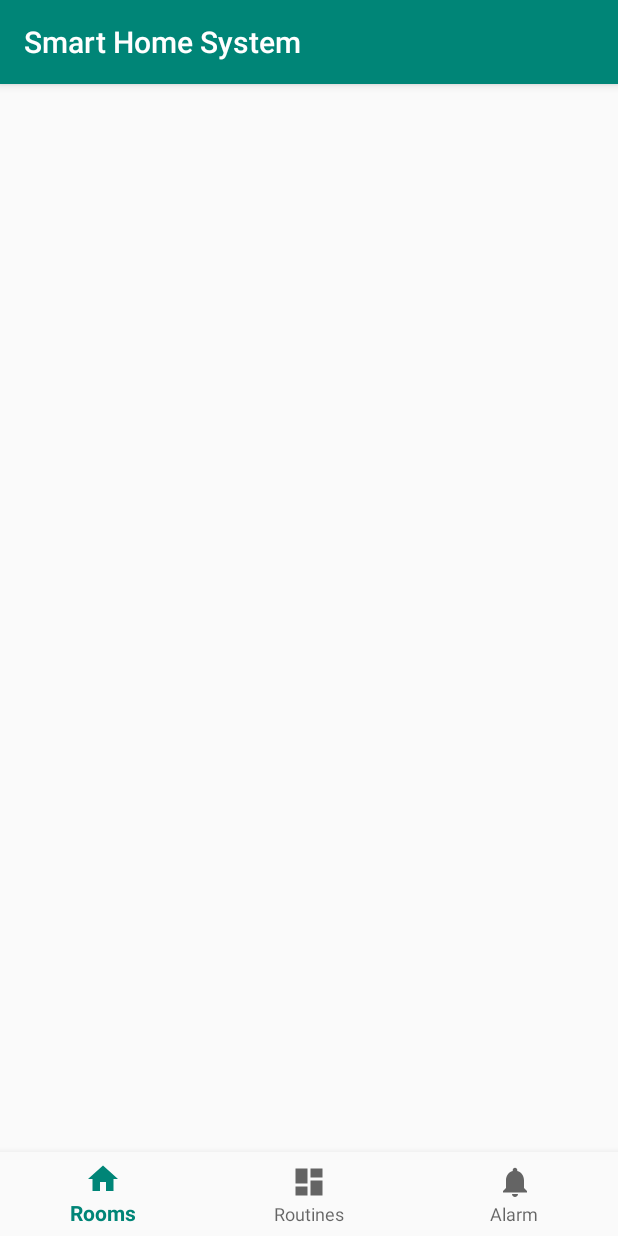
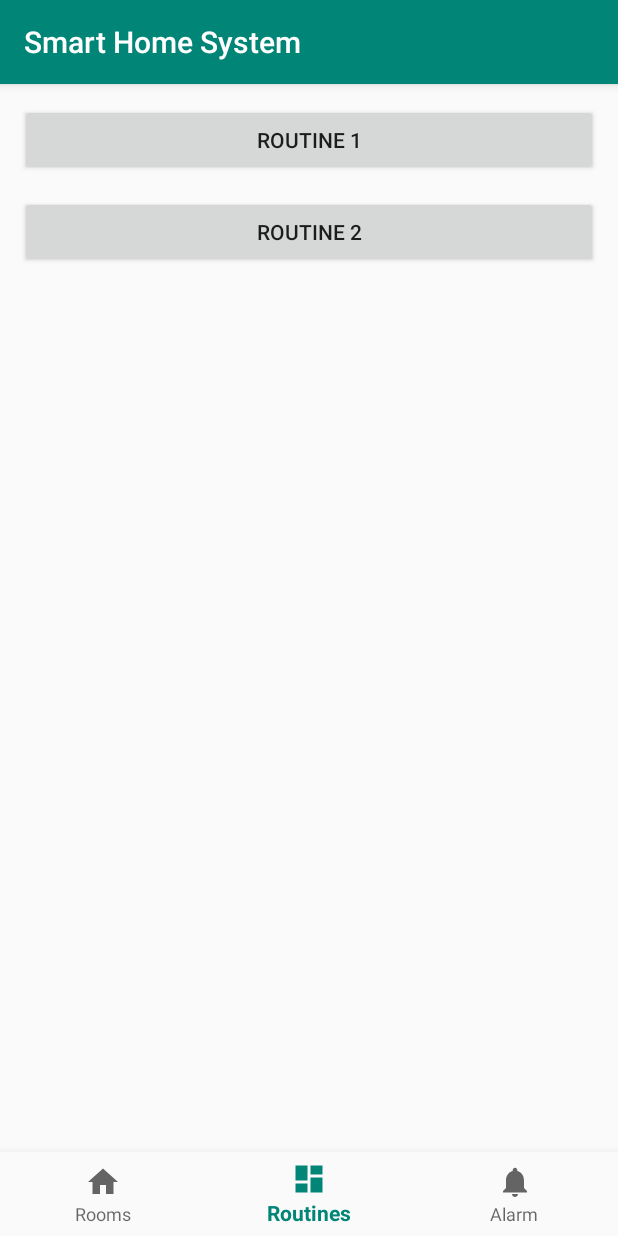
Before and after one commit to EugeDamm/HCI-App, an Android app: the screen it shows after launch (MainActivity), item 2 of the bottom bar chosen, on a phone screen of 412 x 824 dp. Run offline under Robolectric (Android 15) with nearby library versions, the phone set to English and light mode, and no system bars.

Commit message:
Routine Fragment started

```diff
--- a/app/src/main/java/ar/edu/itba/hci/smarthomesystem/MainActivity.java
+++ b/app/src/main/java/ar/edu/itba/hci/smarthomesystem/MainActivity.java
@@ -1,17 +1,11 @@
 package ar.edu.itba.hci.smarthomesystem;
 
-import android.nfc.Tag;
 import android.os.Bundle;
 import android.support.design.widget.BottomNavigationView;
 import android.support.v4.app.Fragment;
-import android.support.v4.app.FragmentTransaction;
 import android.support.v7.app.AppCompatActivity;
 import android.support.annotation.NonNull;
-import android.util.Log;
 import android.view.MenuItem;
-import android.widget.TextView;
-
-import java.awt.font.TextAttribute;
 
 public class MainActivity extends AppCompatActivity implements BottomNavigationView.OnNavigationItemSelectedListener {
 
@@ -23,6 +17,7 @@ public class MainActivity extends AppCompatActivity implements BottomNavigationV
             case R.id.rooms:
                 break;
             case R.id.routines:
+                fragment = new Routines();
                 break;
             case R.id.alarm:
                 fragment = new Alarm();
--- /dev/null
+++ b/app/src/main/java/ar/edu/itba/hci/smarthomesystem/Routine.java
@@ -0,0 +1,16 @@
+package ar.edu.itba.hci.smarthomesystem;
+
+import java.lang.reflect.Array;
+
+public class Routine {
+
+    String id;
+    String name;
+    String[] actions;
+
+    public Routine(String id, String name, String[] actions) {
+        this.id = id;
+        this.name = name;
+        this.actions = actions;
+    }
+}
--- /dev/null
+++ b/app/src/main/java/ar/edu/itba/hci/smarthomesystem/Routines.java
@@ -0,0 +1,85 @@
+package ar.edu.itba.hci.smarthomesystem;
+
+
+import android.os.Bundle;
+import android.support.annotation.Nullable;
+import android.support.v4.app.Fragment;
+import android.util.Log;
+import android.view.LayoutInflater;
+import android.view.View;
+import android.view.ViewGroup;
+import android.widget.Button;
+import android.widget.LinearLayout;
+import android.widget.Toast;
+
+import java.util.ArrayList;
+import java.util.List;
+
+
+/**
+ * A simple {@link Fragment} subclass.
+ */
+public class Routines extends Fragment {
+
+    private LinearLayout linearLayout = null;
+
+    public Routines() {
+        // Required empty public constructor
+    }
+
+
+    @Override
+    public View onCreateView(LayoutInflater inflater, ViewGroup container,
+                             Bundle savedInstanceState) {
+        // Inflate the layout for this fragment
+        return inflater.inflate(R.layout.fragment_routines, container , false);
+    }
+
+    @Override
+    public void onViewCreated(View view, @Nullable Bundle savedInstanceState) {
+        super.onViewCreated(view, savedInstanceState);
+        linearLayout = (LinearLayout) view.findViewById(R.id.linearLayout);
+
+        final List<Routine> routines = getRoutines();
+        for (int i = 0; i < routines.size(); i++) {
+            final int index = i;
+            //Create your Controls(UI widget, Button,TextView) and add into layout
+            Button btn = new Button(getActivity());
+            btn.setText(routines.get(i).name);
+            LinearLayout.LayoutParams params = new LinearLayout.LayoutParams(LinearLayout.LayoutParams.MATCH_PARENT, LinearLayout.LayoutParams.WRAP_CONTENT);
+            params.topMargin = 20;
+            params.leftMargin = 20;
+            params.rightMargin = 20;
+            btn.setLayoutParams(params);
+            btn.setOnClickListener(new View.OnClickListener() {
+                @Override
+                public void onClick(View v) {
+                    Button button = (Button) v;
+                    String name = button.getText().toString();
+                    Log.d("CLICK", name);
+                    Toast.makeText(getContext(), name + " On", Toast.LENGTH_LONG).show();
+                    makeActions(routines.get(index));
+                }
+            });
+            linearLayout.addView(btn);
+            }
+        }
+
+    private List<Routine> getRoutines() {
+        List<Routine> list = new ArrayList<>();
+        // TODO: I should ask the API for the routines, and transform each into a Routine.class, and add it to the ArrayList
+        // Example ->
+        String array[] = {}; // This are the actions to make.
+        Routine example = new Routine("1234", "Routine 1", array);
+        Routine example2 = new Routine("5678", "Routine 2", array);
+        list.add(example);
+        list.add(example2);
+        return list;
+    }
+
+    private void makeActions(Routine routine) {
+        // TODO: Tendria que hacer las acciones de la rutina aca.
+        Log.d("MAKEACTION", routine.id);
+    }
+
+}
--- /dev/null
+++ b/app/src/main/res/layout/fragment_routines.xml
@@ -0,0 +1,54 @@
+<?xml version="1.0" encoding="utf-8"?>
+
+<ScrollView android:layout_width="match_parent"
+    android:layout_height="match_parent"
+    android:fillViewport="true"
+    xmlns:android="http://schemas.android.com/apk/res/android">
+
+    <FrameLayout xmlns:android="http://schemas.android.com/apk/res/android"
+        android:layout_width="match_parent"
+        android:layout_height="match_parent">
+
+        <LinearLayout
+            android:id="@+id/linearLayout"
+            android:layout_width="match_parent"
+            android:layout_height="match_parent"
+            android:orientation="vertical" />
+    </FrameLayout>
+
+</ScrollView>
+
+
+
+<!--
+<android.support.constraint.ConstraintLayout
+    xmlns:android="http://schemas.android.com/apk/res/android"
+    xmlns:app="http://schemas.android.com/apk/res-auto"
+    xmlns:tools="http://schemas.android.com/tools"
+    android:layout_width="match_parent"
+    android:layout_height="match_parent">
+
+    <Button
+        android:id="@+id/routine1"
+        android:layout_width="155dp"
+        android:layout_height="84dp"
+        android:layout_marginStart="30dp"
+        android:layout_marginTop="40dp"
+        android:onClick="routineOnClick"
+        android:text="Routine1"
+        app:layout_constraintStart_toStartOf="parent"
+        app:layout_constraintTop_toTopOf="parent" />
+
+    <Button
+        android:id="@+id/routine2"
+        android:layout_width="155dp"
+        android:layout_height="84dp"
+        android:layout_marginTop="40dp"
+        android:layout_marginEnd="30dp"
+        android:onClick="routineOnClick"
+        android:text="Routine2"
+        app:layout_constraintEnd_toEndOf="parent"
+        app:layout_constraintTop_toTopOf="parent" />
+
+</android.support.constraint.ConstraintLayout>
+-->
```
